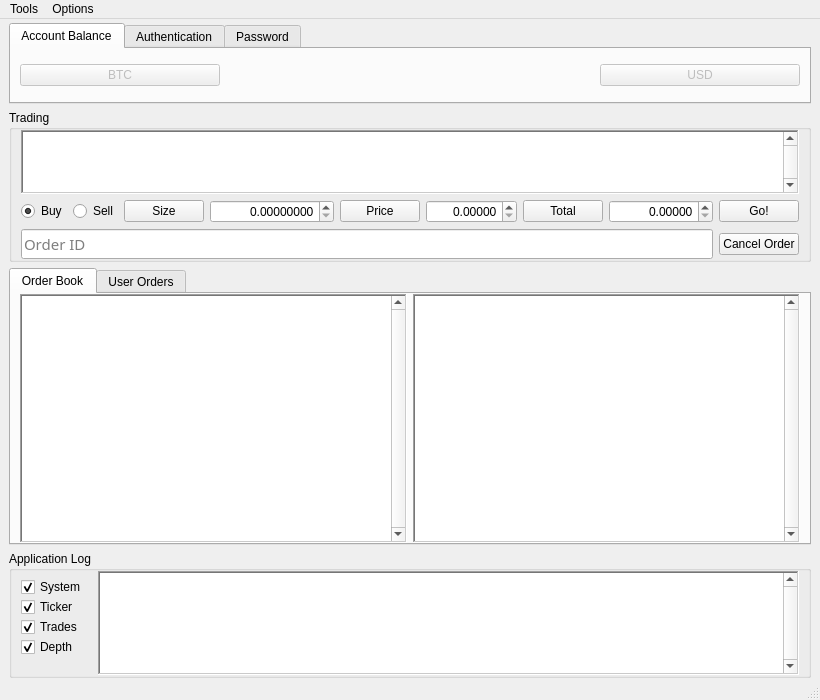
genbtc/goxgui, file goxgui/ui/main_window.ui: the form before one commit.
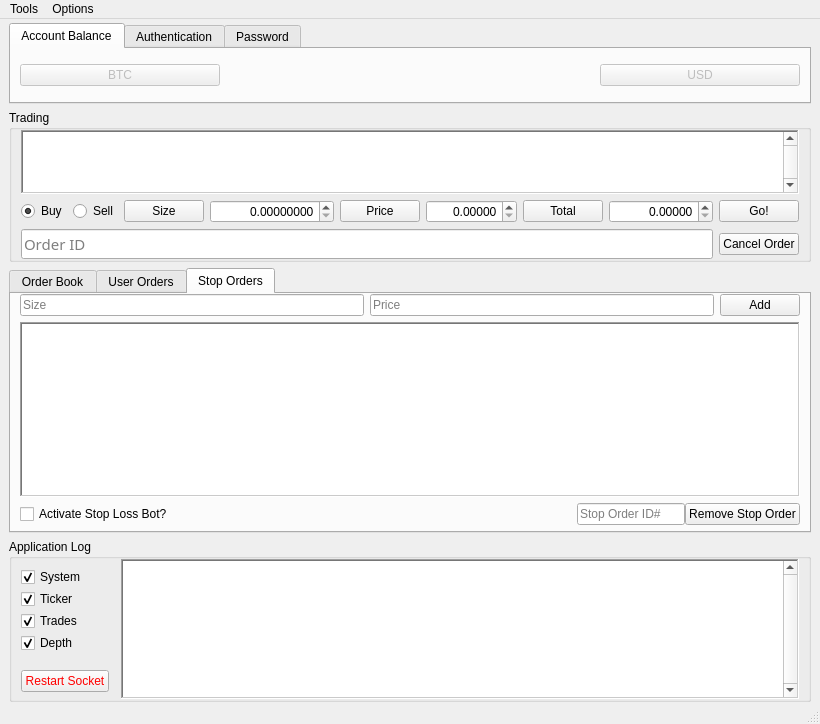
The form after the commit. The open tabs and pages were chosen to show the change.

Commit message: STOP ORDERS working

Patch:
```diff
--- a/goxgui/ui/main_window.ui
+++ b/goxgui/ui/main_window.ui
@@ -13,7 +13,7 @@
     <x>0</x>
     <y>0</y>
     <width>759</width>
-    <height>700</height>
+    <height>724</height>
    </rect>
   </property>
   <property name="windowTitle">
@@ -22,6 +22,15 @@
   <property name="locale">
    <locale language="English" country="UnitedStates"/>
   </property>
+  <property name="iconSize">
+   <size>
+    <width>24</width>
+    <height>24</height>
+   </size>
+  </property>
+  <property name="tabShape">
+   <enum>QTabWidget::Rounded</enum>
+  </property>
   <widget class="QWidget" name="widgetMain">
    <property name="enabled">
     <bool>true</bool>
@@ -732,6 +741,171 @@
         </item>
        </layout>
       </widget>
+      <widget class="QWidget" name="tabWidgetStopOrders">
+       <attribute name="title">
+        <string>Stop Orders</string>
+       </attribute>
+       <layout class="QHBoxLayout" name="horizontalLayout_5">
+        <property name="topMargin">
+         <number>0</number>
+        </property>
+        <property name="bottomMargin">
+         <number>0</number>
+        </property>
+        <item>
+         <layout class="QVBoxLayout" name="verticalLayout_3">
+          <item>
+           <layout class="QHBoxLayout" name="horizontalLayout_6">
+            <item>
+             <widget class="QLineEdit" name="lineEdit1StopSize">
+              <property name="text">
+               <string/>
+              </property>
+              <property name="placeholderText">
+               <string>Size</string>
+              </property>
+             </widget>
+            </item>
+            <item>
+             <widget class="QLineEdit" name="lineEdit2StopPrice">
+              <property name="placeholderText">
+               <string>Price</string>
+              </property>
+             </widget>
+            </item>
+            <item>
+             <widget class="QPushButton" name="pushButton1StopAdd">
+              <property name="text">
+               <string>Add</string>
+              </property>
+             </widget>
+            </item>
+           </layout>
+          </item>
+          <item>
+           <widget class="QTableView" name="tableStopOrders">
+            <property name="sizePolicy">
+             <sizepolicy hsizetype="Minimum" vsizetype="MinimumExpanding">
+              <horstretch>0</horstretch>
+              <verstretch>0</verstretch>
+             </sizepolicy>
+            </property>
+            <property name="minimumSize">
+             <size>
+              <width>240</width>
+              <height>110</height>
+             </size>
+            </property>
+            <property name="font">
+             <font>
+              <family>Monaco</family>
+              <pointsize>11</pointsize>
+             </font>
+            </property>
+            <property name="cursor" stdset="0">
+             <cursorShape>ArrowCursor</cursorShape>
+            </property>
+            <property name="frameShape">
+             <enum>QFrame::WinPanel</enum>
+            </property>
+            <property name="alternatingRowColors">
+             <bool>true</bool>
+            </property>
+            <property name="selectionBehavior">
+             <enum>QAbstractItemView::SelectRows</enum>
+            </property>
+            <property name="sortingEnabled">
+             <bool>true</bool>
+            </property>
+            <attribute name="horizontalHeaderDefaultSectionSize">
+             <number>50</number>
+            </attribute>
+            <attribute name="horizontalHeaderMinimumSectionSize">
+             <number>15</number>
+            </attribute>
+            <attribute name="horizontalHeaderShowSortIndicator" stdset="0">
+             <bool>true</bool>
+            </attribute>
+            <attribute name="horizontalHeaderStretchLastSection">
+             <bool>true</bool>
+            </attribute>
+            <attribute name="verticalHeaderDefaultSectionSize">
+             <number>20</number>
+            </attribute>
+            <attribute name="verticalHeaderMinimumSectionSize">
+             <number>20</number>
+            </attribute>
+            <attribute name="verticalHeaderShowSortIndicator" stdset="0">
+             <bool>false</bool>
+            </attribute>
+           </widget>
+          </item>
+          <item>
+           <layout class="QHBoxLayout" name="horizontalLayout_9">
+            <property name="spacing">
+             <number>0</number>
+            </property>
+            <property name="bottomMargin">
+             <number>6</number>
+            </property>
+            <item>
+             <widget class="QCheckBox" name="checkBoxActivateStopLossBot">
+              <property name="sizePolicy">
+               <sizepolicy hsizetype="Maximum" vsizetype="Fixed">
+                <horstretch>0</horstretch>
+                <verstretch>0</verstretch>
+               </sizepolicy>
+              </property>
+              <property name="text">
+               <string>Activate Stop Loss Bot?</string>
+              </property>
+             </widget>
+            </item>
+            <item>
+             <spacer name="horizontalSpacer_3">
+              <property name="orientation">
+               <enum>Qt::Horizontal</enum>
+              </property>
+              <property name="sizeHint" stdset="0">
+               <size>
+                <width>40</width>
+                <height>20</height>
+               </size>
+              </property>
+             </spacer>
+            </item>
+            <item>
+             <widget class="QLineEdit" name="lineEdit3StopID">
+              <property name="sizePolicy">
+               <sizepolicy hsizetype="Maximum" vsizetype="Fixed">
+                <horstretch>0</horstretch>
+                <verstretch>0</verstretch>
+               </sizepolicy>
+              </property>
+              <property name="placeholderText">
+               <string>Stop Order ID#</string>
+              </property>
+             </widget>
+            </item>
+            <item>
+             <widget class="QPushButton" name="pushButtonStopRemove">
+              <property name="sizePolicy">
+               <sizepolicy hsizetype="Maximum" vsizetype="Fixed">
+                <horstretch>0</horstretch>
+                <verstretch>0</verstretch>
+               </sizepolicy>
+              </property>
+              <property name="text">
+               <string>Remove Stop Order</string>
+              </property>
+             </widget>
+            </item>
+           </layout>
+          </item>
+         </layout>
+        </item>
+       </layout>
+      </widget>
      </widget>
     </item>
     <item alignment="Qt::AlignBottom">
@@ -809,6 +983,63 @@
            </property>
           </widget>
          </item>
+         <item row="5" column="0">
+          <widget class="QPushButton" name="pushbuttonResetSocket">
+           <property name="palette">
+            <palette>
+             <active>
+              <colorrole role="ButtonText">
+               <brush brushstyle="SolidPattern">
+                <color alpha="255">
+                 <red>255</red>
+                 <green>0</green>
+                 <blue>0</blue>
+                </color>
+               </brush>
+              </colorrole>
+             </active>
+             <inactive>
+              <colorrole role="ButtonText">
+               <brush brushstyle="SolidPattern">
+                <color alpha="255">
+                 <red>255</red>
+                 <green>0</green>
+                 <blue>0</blue>
+                </color>
+               </brush>
+              </colorrole>
+             </inactive>
+             <disabled>
+              <colorrole role="ButtonText">
+               <brush brushstyle="SolidPattern">
+                <color alpha="255">
+                 <red>120</red>
+                 <green>120</green>
+                 <blue>120</blue>
+                </color>
+               </brush>
+              </colorrole>
+             </disabled>
+            </palette>
+           </property>
+           <property name="text">
+            <string>Restart Socket</string>
+           </property>
+          </widget>
+         </item>
+         <item row="4" column="0">
+          <spacer name="horizontalSpacer">
+           <property name="orientation">
+            <enum>Qt::Horizontal</enum>
+           </property>
+           <property name="sizeHint" stdset="0">
+            <size>
+             <width>40</width>
+             <height>15</height>
+            </size>
+           </property>
+          </spacer>
+         </item>
         </layout>
        </item>
        <item row="0" column="1">
@@ -822,7 +1053,7 @@
          <property name="maximumSize">
           <size>
            <width>16777215</width>
-           <height>104</height>
+           <height>140</height>
           </size>
          </property>
          <property name="font">
```
The commit also changes 16 other files.
